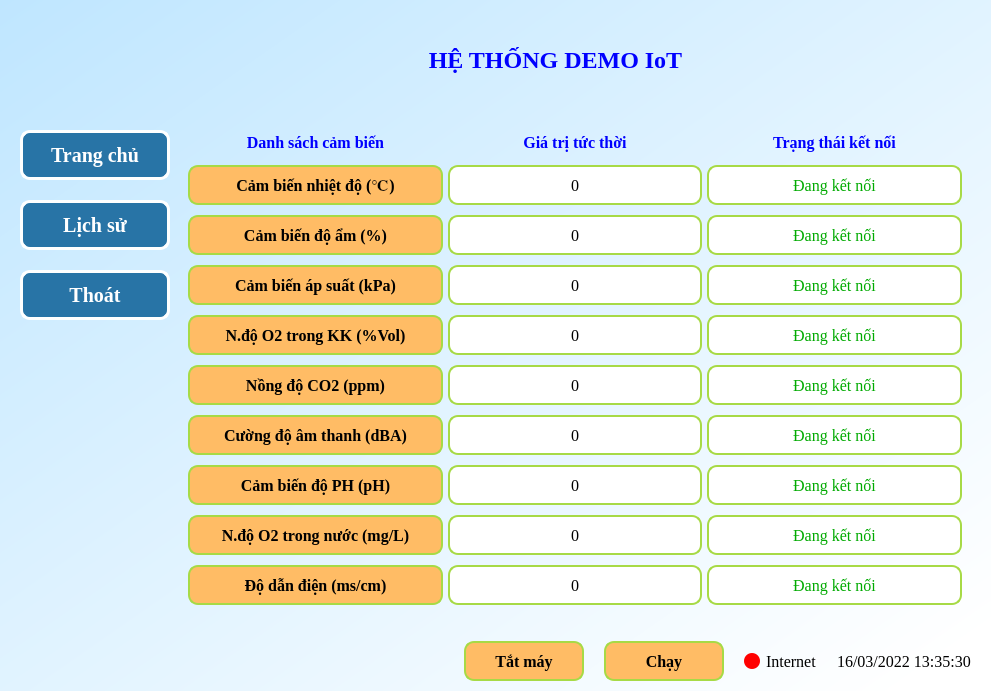
Before: the Qt Designer form iot.ui in sonmasterj/iot, drawn with Qt 5.
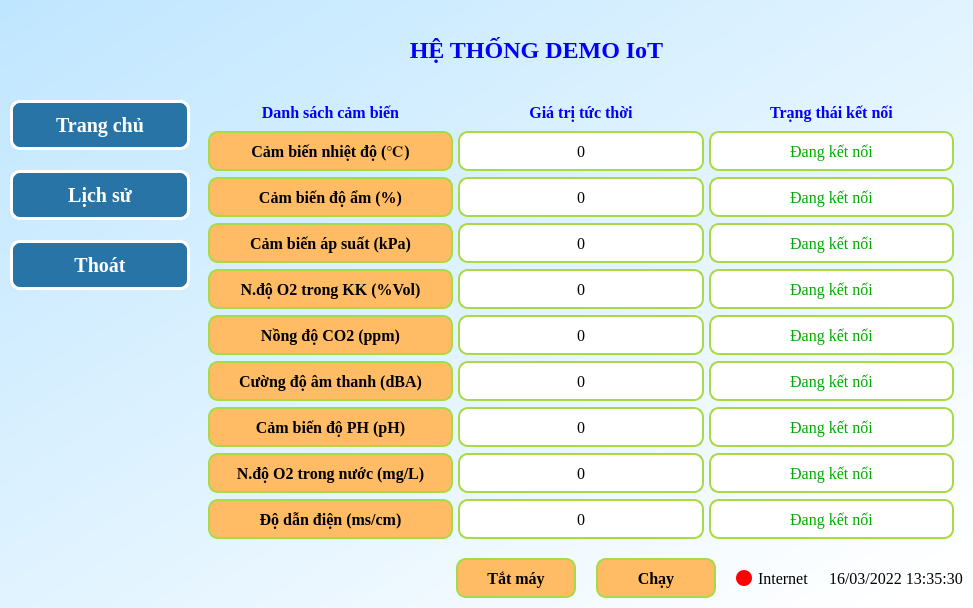
After: the same form once the commit is applied. The open tabs and pages were chosen to show the change. Icons and pictures are not drawn.

Diff of the .ui file:
```diff
--- a/iot.ui
+++ b/iot.ui
@@ -6,8 +6,8 @@
    <rect>
     <x>0</x>
     <y>0</y>
-    <width>991</width>
-    <height>691</height>
+    <width>973</width>
+    <height>608</height>
    </rect>
   </property>
   <property name="windowTitle">
@@ -25,13 +25,13 @@
      <number>0</number>
     </property>
     <property name="leftMargin">
-     <number>20</number>
+     <number>10</number>
     </property>
     <property name="topMargin">
      <number>10</number>
     </property>
     <property name="rightMargin">
-     <number>20</number>
+     <number>10</number>
     </property>
     <property name="bottomMargin">
      <number>10</number>
@@ -67,14 +67,14 @@
         <widget class="QLabel" name="label_3">
          <property name="minimumSize">
           <size>
-           <width>100</width>
-           <height>100</height>
+           <width>80</width>
+           <height>80</height>
           </size>
          </property>
          <property name="maximumSize">
           <size>
-           <width>100</width>
-           <height>100</height>
+           <width>80</width>
+           <height>80</height>
           </size>
          </property>
          <property name="text">
@@ -129,7 +129,7 @@
       <property name="sizeHint" stdset="0">
        <size>
         <width>20</width>
-        <height>20</height>
+        <height>10</height>
        </size>
       </property>
      </spacer>
@@ -197,13 +197,13 @@
             </property>
             <property name="minimumSize">
              <size>
-              <width>150</width>
+              <width>180</width>
               <height>50</height>
              </size>
             </property>
             <property name="maximumSize">
              <size>
-              <width>150</width>
+              <width>180</width>
               <height>16777215</height>
              </size>
             </property>
@@ -237,13 +237,13 @@
            <widget class="QPushButton" name="btn_history">
             <property name="minimumSize">
              <size>
-              <width>150</width>
+              <width>180</width>
               <height>50</height>
              </size>
             </property>
             <property name="maximumSize">
              <size>
-              <width>150</width>
+              <width>180</width>
               <height>16777215</height>
              </size>
             </property>
@@ -283,13 +283,13 @@
             </property>
             <property name="minimumSize">
              <size>
-              <width>150</width>
+              <width>180</width>
               <height>50</height>
              </size>
             </property>
             <property name="maximumSize">
              <size>
-              <width>150</width>
+              <width>180</width>
               <height>16777215</height>
              </size>
             </property>
@@ -386,7 +386,7 @@
                <number>5</number>
               </property>
               <property name="verticalSpacing">
-               <number>10</number>
+               <number>6</number>
               </property>
               <item row="1" column="2">
                <widget class="QLabel" name="lb_so2_status">
```
Left out of the diff: 38 changed lines with no effect on the pictures.
